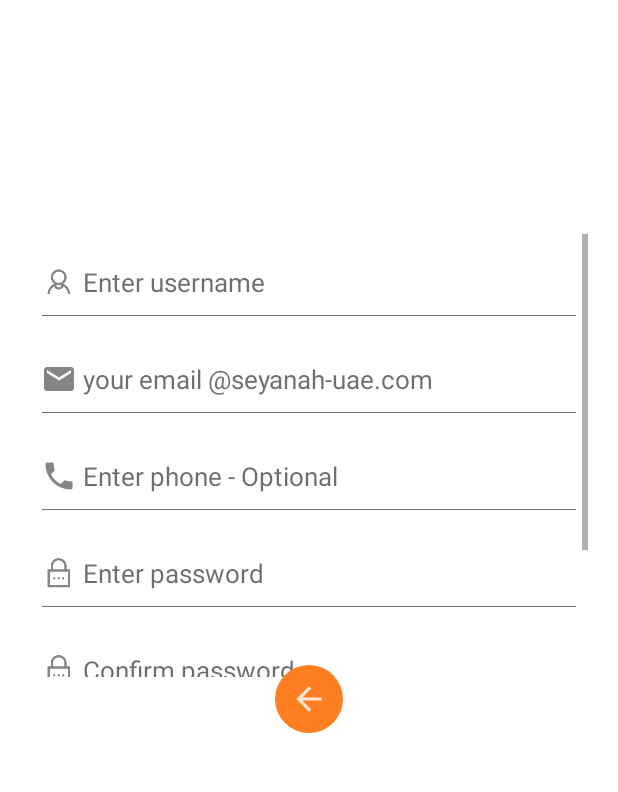
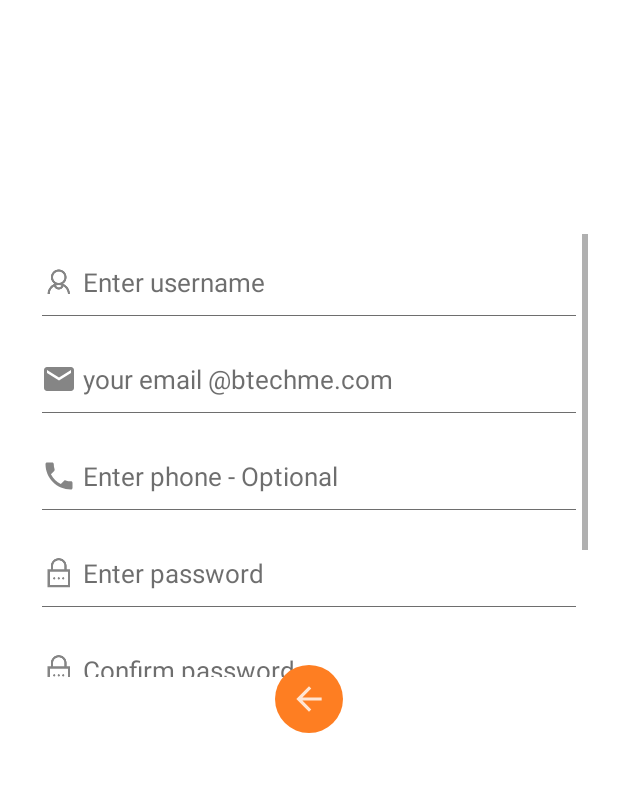
Before and after one commit to MohamedMedhat2018/Seyanah-Admin, an Android app: the screen it shows after launch (LoginActivity), after a tap on "Sign up", on a phone screen of 412 x 824 dp, the part 324-1116 px from its top. Run offline under Robolectric (Android 15) with nearby library versions, the phone set to English and light mode, and no system bars; our stand-ins replace CircleImageView, Firebase (no records; nobody signed in at launch, a user with empty details on screens opened directly); libraries missing offline, so code that uses them is left out: com.pixplicity.easyprefs; plain views replace CircleImageView; Roboto replaces fonts that are not available here; 2 statements that could not run were skipped.

Commit message:
v2 on google play with email @btechme.com

```diff
--- a/app/src/main/java/com/beyond_tech/seyanah_admin/activities/login/LoginActivity.kt
+++ b/app/src/main/java/com/beyond_tech/seyanah_admin/activities/login/LoginActivity.kt
@@ -14,11 +14,11 @@ import android.widget.EditText
 import android.widget.ImageView
 import android.widget.Toast
 import androidx.appcompat.app.AppCompatActivity
-import com.beyond_tech.seyanahadminapp.helper.Helper
 import com.beyond_tech.seyanah_admin.R
 import com.beyond_tech.seyanah_admin.activities.main.HomeActivity
 import com.beyond_tech.seyanah_admin.constants.Constants
 import com.beyond_tech.seyanah_admin.models.UserAdmin
+import com.beyond_tech.seyanahadminapp.helper.Helper
 import com.google.firebase.database.*
 import com.google.gson.Gson
 import com.google.gson.reflect.TypeToken
@@ -58,8 +58,6 @@ class LoginActivity : AppCompatActivity() {
 
     override fun onPostCreate(savedInstanceState: Bundle?) {
         super.onPostCreate(savedInstanceState)
-
-
 
         if (checkIfUserLoggedInBefore()) {
             return
--- a/app/src/main/res/values/strings.xml
+++ b/app/src/main/res/values/strings.xml
@@ -109,7 +109,8 @@
     <string name="moto_summarytext">Now &#8377;31990</string>
 
 
-    <string name="enter_email_required">your email @seyanah-uae.com</string>
+<!--    <string name="enter_email_required">your email @seyanah-uae.com</string>-->
+    <string name="enter_email_required">your email @btechme.com</string>
     <string name="username2">Enter email address</string>
     <string name="loggin_in">Logging in..</string>
     <string name="invalid_email_or_pass">Email or password is invalid</string>
```
Also changed, not shown: app/src/main/java/com/beyond_tech/seyanah_admin/activities/emailpass_register/LoginActivity.kt (+5 -5 lines), 1 other file.
